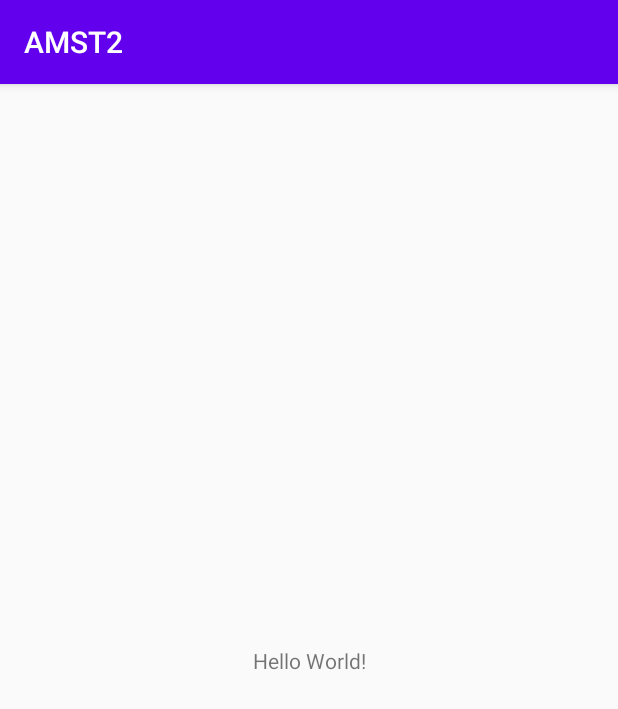
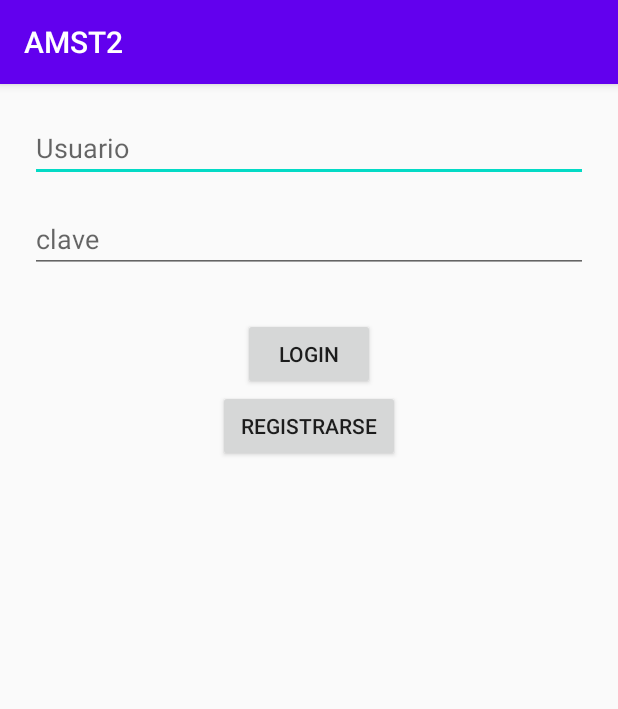
Before and after one commit to erihwong/AMST2, an Android app: the screen it shows after launch (MainActivity), on a phone screen of 412 x 824 dp. Shown: the top 709 px of the screen. Run offline under Robolectric (Android 15) with nearby library versions, the light colour scheme and no system bars.

Commit message:
Avance del taller

```diff
--- a/app/src/main/AndroidManifest.xml
+++ b/app/src/main/AndroidManifest.xml
@@ -14,6 +14,9 @@
         android:theme="@style/Theme.AMST2"
         tools:targetApi="31">
         <activity
+            android:name=".formulario_registro"
+            android:exported="false" />
+        <activity
             android:name=".MainActivity"
             android:exported="true">
             <intent-filter>
--- a/app/src/main/java/com/example/amst2/MainActivity.java
+++ b/app/src/main/java/com/example/amst2/MainActivity.java
@@ -1,13 +1,47 @@
 package com.example.amst2;
 
+import android.content.Intent;
+import android.os.Bundle;
 import android.support.v7.app.AppCompatActivity;
-import android.os.Bundle;
+import android.util.Log;
+import android.view.View;
+import android.widget.Button;
+import android.widget.EditText;
+import android.widget.Toast;
 
 public class MainActivity extends AppCompatActivity {
+
+    private EditText txtNombre, txtApellido, txtUsuario, txtPasswd;
+    private Button btnLogin, btnRegistro;
 
     @Override
     protected void onCreate(Bundle savedInstanceState) {
         super.onCreate(savedInstanceState);
         setContentView(R.layout.activity_main);
+
+        //Referencias a los controles
+        txtUsuario = (EditText)findViewById(R.id.TextView_Usuario);
+        txtPasswd = (EditText)findViewById(R.id.TextView_Passwd);
+
+        btnLogin = (Button)findViewById(R.id.Btn_Login);
+        btnRegistro = (Button)findViewById(R.id.Btn_Registro);
+    }
+
+    public void registrarse(View view) {
+        Intent intent = new Intent(this, formulario_registro.class);
+        startActivity(intent);
+    }
+
+    public void login(View view) {
+        Toast toast = Toast.makeText(getApplicationContext(), "Usted no cuenta con un usuario", Toast.LENGTH_SHORT);
+        toast.show();
+    }
+
+    public void onClick(View v) {
+        if(v.getId() == R.id.Btn_Login) {
+            Log.d("mensaje", "ingreso");
+        }else if(v.getId() == R.id.Btn_Registro){
+            //nada
+        }
     }
 }
--- a/app/src/main/res/layout/activity_main.xml
+++ b/app/src/main/res/layout/activity_main.xml
@@ -1,18 +1,45 @@
 <?xml version="1.0" encoding="utf-8"?>
 <android.support.constraint.ConstraintLayout xmlns:android="http://schemas.android.com/apk/res/android"
-    xmlns:app="http://schemas.android.com/apk/res-auto"
     xmlns:tools="http://schemas.android.com/tools"
     android:layout_width="match_parent"
     android:layout_height="match_parent"
     tools:context=".MainActivity">
 
-    <TextView
-        android:layout_width="wrap_content"
-        android:layout_height="wrap_content"
-        android:text="Hello World!"
-        app:layout_constraintBottom_toBottomOf="parent"
-        app:layout_constraintEnd_toEndOf="parent"
-        app:layout_constraintStart_toStartOf="parent"
-        app:layout_constraintTop_toTopOf="parent" />
+    <LinearLayout xmlns:android="http://schemas.android.com/apk/res/android"
+        android:orientation="vertical"
+        android:layout_width="fill_parent"
+        android:layout_height="fill_parent"
+        android:padding="20dp"
+        tools:ignore="MissingConstraints">
 
+        <EditText android:id="@+id/TextView_Usuario"
+            android:layout_height="wrap_content"
+            android:layout_width="fill_parent"
+            android:hint="Usuario"/>
+
+        <EditText android:id="@+id/TextView_Passwd"
+            android:layout_height="wrap_content"
+            android:layout_width="fill_parent"
+            android:hint="clave"
+            android:layout_marginTop="15dp"
+            android:layout_marginBottom="30dp"/>
+
+        <Button android:id="@+id/Btn_Login"
+            android:layout_height="wrap_content"
+            android:layout_width="wrap_content"
+            android:text="Login"
+            android:layout_gravity="center_horizontal"
+            android:paddingLeft="15dp"
+            android:paddingRight="15dp"
+            android:onClick="login"/>
+
+        <Button android:id="@+id/Btn_Registro"
+            android:layout_height="wrap_content"
+            android:layout_width="wrap_content"
+            android:text="Registrarse"
+            android:layout_gravity="center_horizontal"
+            android:paddingLeft="15dp"
+            android:paddingRight="15dp"
+            android:onClick="registrarse"/>
+    </LinearLayout>
 </android.support.constraint.ConstraintLayout>
```
Also changed, not shown: app/src/main/java/com/example/amst2/formulario_registro.java (added, +49 -0 lines), app/src/main/res/layout/activity_formulario_registro.xml (added, +19 -0 lines), app/src/main/res/drawable/aa.png (added).
